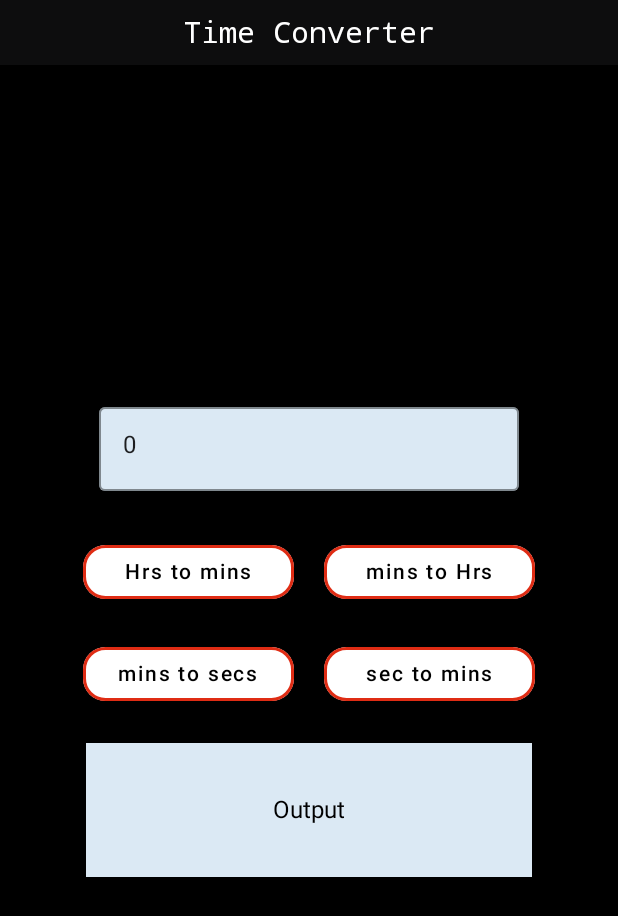
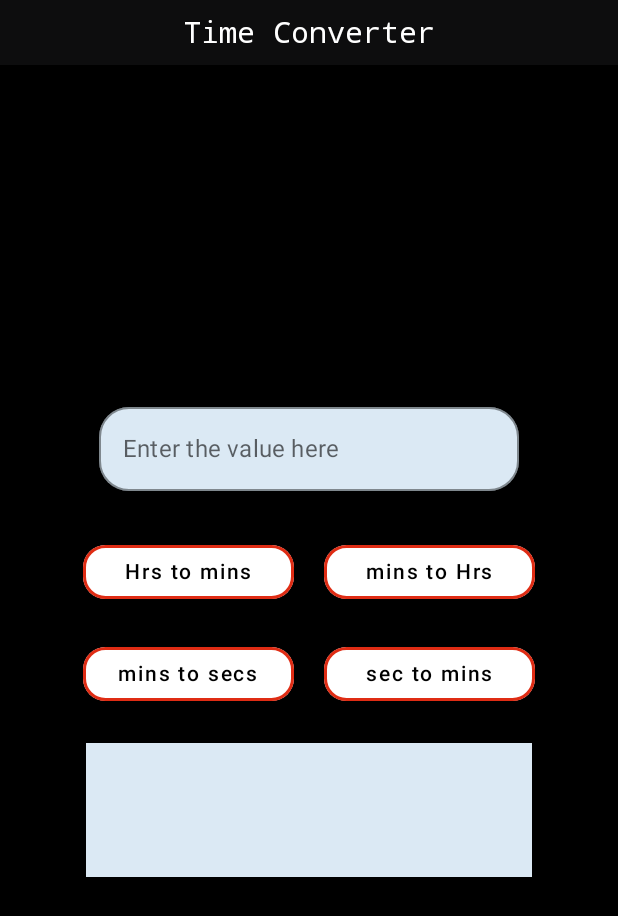
Before and after one commit to adityasood04/Unit-Converter, an Android app built with Jetpack Compose: the TimeActivity screen opened directly, with no data from a screen before it, after a tap on "mins to secs", on a phone screen of 412 x 824 dp. Shown: the top 916 px of the screen. Run offline under Robolectric (Android 15) with nearby library versions, the phone set to English and light mode, and no system bars.

Commit message:
Time Activity logic and ui done. Currency Activity updated

```diff
--- a/app/src/main/java/com/app/unitconverter/TimeActivity.kt
+++ b/app/src/main/java/com/app/unitconverter/TimeActivity.kt
@@ -45,9 +45,11 @@ class TimeActivity : ComponentActivity() {
 
 @Composable
 fun textFields2() {
+
+    val mContext = LocalContext.current
     androidx.compose.material.Surface(modifier = Modifier.fillMaxSize()) {
         var n1 = remember {
-            mutableStateOf("0")
+            mutableStateOf("")
 
         }
         Column(horizontalAlignment = Alignment.CenterHorizontally,
@@ -61,21 +63,43 @@ fun textFields2() {
                     n1.value = newVal
                 },colors = TextFieldDefaults.textFieldColors(
                     backgroundColor = colorResource(R.color.buttonbg)
-                ),
+                ), shape = RoundedCornerShape(20.dp)
+                , placeholder = {
+                    Text(text = "Enter the value here")
+                },
                 keyboardOptions = KeyboardOptions(keyboardType = KeyboardType.Number)
             )
+            var result by remember {
+                mutableStateOf("")
+            }
             Column(
                 modifier=Modifier.padding(45.dp,0.dp)
             ) {
                 Row(modifier = Modifier.padding(0.dp,20.dp,0.dp,0.dp)) {
-                    OutlinedButton(onClick = { /*TODO*/ },shape = RoundedCornerShape(15.dp),
+                    OutlinedButton(onClick = {if(!n1.value.isEmpty()){
+                        var mResult = Integer.parseInt(n1.value)*60
+                        result = "${n1.value} hours = ${mResult.toString()} minutes"
+                    }
+                    else{
+                        Toast.makeText(mContext,"Enter some value first",Toast.LENGTH_SHORT).show()
+                    }
+                                             }
+                        ,shape = RoundedCornerShape(15.dp),
                         border = BorderStroke(2.dp, colorResource(R.color.buttonStroke)),
                         modifier = Modifier
                             .weight(1f)
                             .padding(10.dp)) {
                         Text(text = "Hrs to mins",color = colorResource(id = R.color.black))
                     }
-                    OutlinedButton(onClick = { /*TODO*/ },shape = RoundedCornerShape(15.dp),
+                    OutlinedButton(onClick = { if(!n1.value.isEmpty()){
+                        var mResult = Integer.parseInt(n1.value)*0.0167
+                        result = "${n1.value} minutes = ${mResult.toString()} hours"
+                    }
+                        else{
+                            Toast.makeText(mContext,"Enter some value first",Toast.LENGTH_SHORT).show()
+                    }
+                                             },
+                        shape = RoundedCornerShape(15.dp),
                         border = BorderStroke(2.dp, colorResource(R.color.buttonStroke)),
                         modifier = Modifier
                             .weight(1f)
@@ -84,14 +108,30 @@ fun textFields2() {
                     }
                 }
                 Row() {
-                    OutlinedButton(onClick = { /*TODO*/ },shape = RoundedCornerShape(15.dp),
+                    OutlinedButton(onClick = {
+                        if(!n1.value.isEmpty()){
+                        var mResult = Integer.parseInt(n1.value)*60
+                        result = "${n1.value} minutes = ${mResult.toString()} seconds"
+                                             }
+                        else{
+                        Toast.makeText(mContext,"Enter some value first",Toast.LENGTH_SHORT).show()
+                    }}
+                        ,shape = RoundedCornerShape(15.dp),
                         border = BorderStroke(2.dp, colorResource(R.color.buttonStroke)),
                         modifier = Modifier
                             .weight(1f)
                             .padding(10.dp)) {
                         Text(text = "mins to secs",color = colorResource(id = R.color.black))
                     }
-                    OutlinedButton(onClick = { /*TODO*/ },shape = RoundedCornerShape(15.dp),
+                    OutlinedButton(onClick = {if(!n1.value.isEmpty()){
+                        var mResult = Integer.parseInt(n1.value)*0.0167
+                        result = "${n1.value} seconds = ${mResult.toString()} minutes"
+                            }
+                        else{
+                        Toast.makeText(mContext,"Enter some value first",Toast.LENGTH_SHORT).show()
+                        }
+                                             }
+                        ,shape = RoundedCornerShape(15.dp),
                         border = BorderStroke(2.dp, colorResource(R.color.buttonStroke)),
                         modifier = Modifier
                             .weight(1f)
@@ -105,7 +145,7 @@ fun textFields2() {
                         .background(colorResource(R.color.buttonbg))
                         .padding(35.dp),
                         horizontalAlignment = Alignment.CenterHorizontally) {
-                        Text(text = "Output", color = colorResource(R.color.black))
+                        Text(text = result, color = colorResource(R.color.black))
                     }
                 }
 
```
Also changed, not shown: app/src/main/java/com/app/unitconverter/CurrencyActivity.kt (+23 -9 lines).
